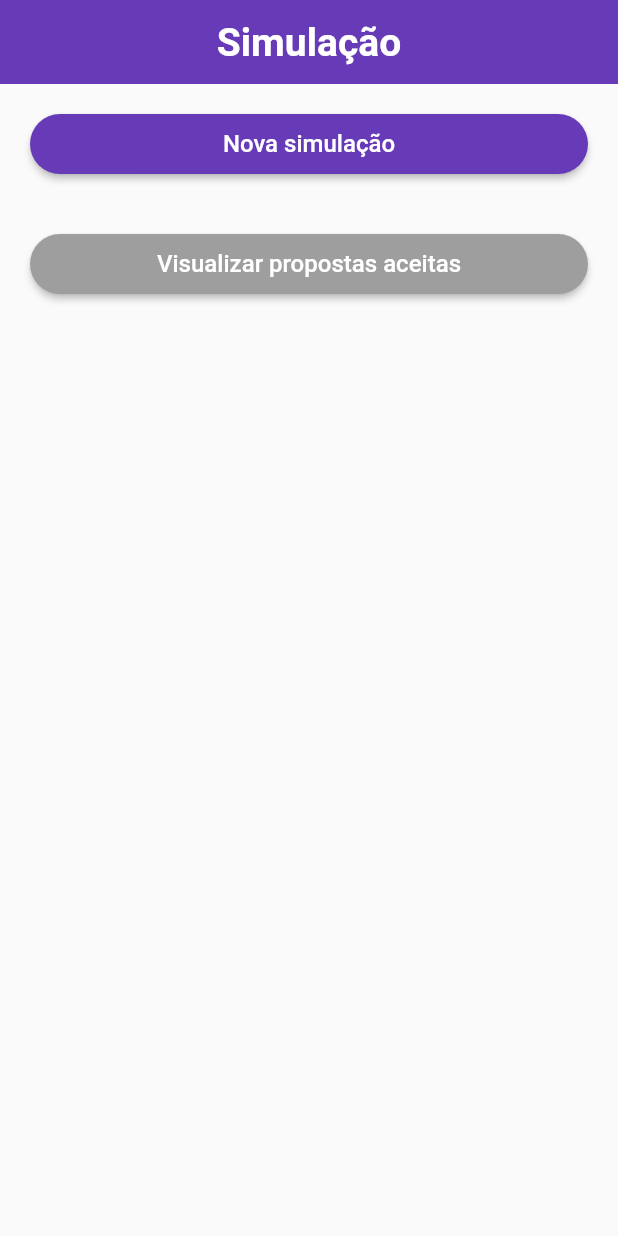
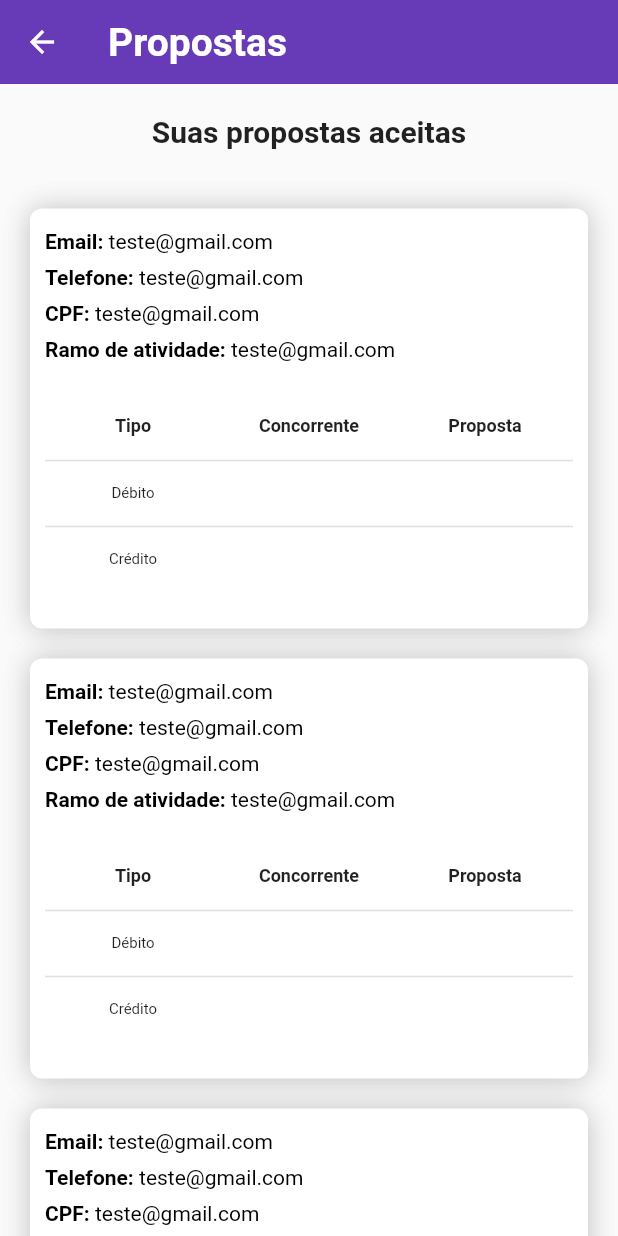
Before and after one commit to rodrigorafaeldamaceno/credit_simulator, a Flutter app: the screen it shows after launch, after a tap on "Visualizar propostas aceitas", on a phone screen of 412 x 824 dp. Run offline on Flutter 3.47's test engine with Material 2 defaults, Android fonts, the phone set to English and light mode, and no system bars; our stand-ins replace flutter_masked_text, mobx, progress_dialog; missing offline and left inert: cpfcnpj; generated files the repository leaves out were written again; Roboto replaces fonts that are missing (Montserrat).

Commit message:
criado tela de listagem

```diff
--- a/lib/routes.dart
+++ b/lib/routes.dart
@@ -1,4 +1,5 @@
 import 'package:credit_simulator/screens/home/home_screen.dart';
+import 'package:credit_simulator/screens/listagem_propostas/listagem_propostas.dart';
 import 'package:credit_simulator/screens/simulador/proposta_screen.dart';
 import 'package:credit_simulator/screens/simulador/simulacao_screen.dart';
 import 'package:credit_simulator/screens/simulador/taxas_screen.dart';
@@ -11,6 +12,7 @@ class Routes {
   static const String simulador = '/simulador';
   static const String taxas = '/taxas';
   static const String proposta = '/proposta';
+  static const String listagemDePropostas = '/listagem_propostas';
 
   static Route<dynamic> generateRoute(RouteSettings settings) {
     final args = settings.arguments;
@@ -28,6 +30,9 @@ class Routes {
         break;
       case proposta:
         return MaterialPageRoute(builder: (_) => PropostaScreen());
+        break;
+      case listagemDePropostas:
+        return MaterialPageRoute(builder: (_) => ListagemDePropostasScreen());
         break;
       default:
         _errorRoute();
--- a/lib/screens/home/home_screen.dart
+++ b/lib/screens/home/home_screen.dart
@@ -29,7 +29,9 @@ class HomeScreen extends StatelessWidget {
                 label: 'Visualizar propostas aceitas',
                 color: Colors.grey,
                 corLabel: Colors.white,
-                onTap: () {},
+                onTap: () {
+                  Navigator.pushNamed(context, Routes.listagemDePropostas);
+                },
               ),
             ],
           ),
--- /dev/null
+++ b/lib/screens/listagem_propostas/listagem_propostas.dart
@@ -0,0 +1,165 @@
+import 'package:credit_simulator/widgets/custom/card/custom_card.dart';
+import 'package:credit_simulator/widgets/descricao_valor.dart';
+import 'package:credit_simulator/widgets/linha_tabela.dart';
+import 'package:flutter/material.dart';
+
+class ListagemDePropostasScreen extends StatefulWidget {
+  @override
+  _ListagemDePropostasScreenState createState() =>
+      _ListagemDePropostasScreenState();
+}
+
+class _ListagemDePropostasScreenState extends State<ListagemDePropostasScreen> {
+  Widget cardTable() {
+    return Container(
+      margin: EdgeInsets.symmetric(vertical: 10),
+      child: Table(
+        border: TableBorder(
+          horizontalInside: BorderSide(color: Colors.grey[300]),
+        ),
+        children: <TableRow>[
+          linhaTabela([
+            Text(
+              'Tipo',
+              style: TextStyle(
+                fontSize: 12,
+                fontWeight: FontWeight.bold,
+              ),
+            ),
+            Text(
+              'Concorrente',
+              style: TextStyle(
+                fontSize: 12,
+                fontWeight: FontWeight.bold,
+              ),
+            ),
+            Text(
+              'Proposta',
+              style: TextStyle(
+                fontSize: 12,
+                fontWeight: FontWeight.bold,
+              ),
+            ),
+          ]),
+          linhaTabela([
+            Text(
+              'Débito',
+              style: TextStyle(
+                fontSize: 10,
+              ),
+            ),
+            Text(
+              '',
+              style: TextStyle(
+                fontSize: 10,
+              ),
+            ),
+            Text(
+              '',
+              style: TextStyle(
+                fontSize: 10,
+                fontWeight: FontWeight.bold,
+                // color: controller.propostaDebito > controller.debitoConcorrente
+                //     ? Colors.red
+                //     : Colors.green,
+              ),
+            ),
+          ]),
+          linhaTabela([
+            Text(
+              'Crédito',
+              style: TextStyle(
+                fontSize: 10,
+              ),
+            ),
+            Text(
+              '',
+              style: TextStyle(
+                fontSize: 10,
+              ),
+            ),
+            Text(
+              '',
+              style: TextStyle(
+                fontSize: 10,
+                fontWeight: FontWeight.bold,
+                // color:
+                //     controller.propostaCredito > controller.creditoConcorrente
+                //         ? Colors.red
+                //         : Colors.green,
+              ),
+            ),
+          ]),
+        ],
+      ),
+    );
+  }
+
+  Widget cardProposta() {
+    return CustomCard(
+      margin: EdgeInsets.only(bottom: 20),
+      child: Container(
+        width: double.infinity,
+        child: Column(
+          crossAxisAlignment: CrossAxisAlignment.start,
+          children: <Widget>[
+            DescricaoValor(descricao: 'Email: ', valor: 'teste@gmail.com'),
+            SizedBox(
+              height: 8,
+            ),
+            DescricaoValor(descricao: 'Telefone: ', valor: 'teste@gmail.com'),
+            SizedBox(
+              height: 8,
+            ),
+            DescricaoValor(descricao: 'CPF: ', valor: 'teste@gmail.com'),
+            SizedBox(
+              height: 8,
+            ),
+            DescricaoValor(
+                descricao: 'Ramo de atividade: ', valor: 'teste@gmail.com'),
+            SizedBox(
+              height: 10,
+            ),
+            cardTable()
+          ],
+        ),
+      ),
+    );
+  }
+
+  @override
+  Widget build(BuildContext context) {
+    return Scaffold(
+      appBar: AppBar(
+        title: Text('Propostas'),
+      ),
+      body: SingleChildScrollView(
+        child: Container(
+          margin: EdgeInsets.all(20),
+          child: Column(
+            children: <Widget>[
+              Text(
+                'Suas propostas aceitas',
+                style: TextStyle(
+                  fontSize: 20,
+                  fontWeight: FontWeight.w600,
+                ),
+              ),
+              SizedBox(
+                height: 40,
+              ),
+              ListView.builder(
+                itemCount: 10,
+                shrinkWrap: true,
+                physics: NeverScrollableScrollPhysics(),
+                itemBuilder: (BuildContext context, int index) {
+                  return cardProposta();
+                },
+              ),
+            ],
+          ),
+        ),
+      ),
+    );
+  }
+}
--- a/lib/screens/simulador/proposta_screen.dart
+++ b/lib/screens/simulador/proposta_screen.dart
@@ -4,6 +4,7 @@ import 'package:credit_simulator/widgets/custom/buttons/custom_raised_button.dar
 import 'package:credit_simulator/widgets/custom/card/custom_card.dart';
 import 'package:credit_simulator/widgets/custom/dialogs/custom_show_dialog.dart';
 import 'package:credit_simulator/widgets/custom/dialogs/custom_show_dialog_info.dart';
+import 'package:credit_simulator/widgets/linha_tabela.dart';
 import 'package:flutter/material.dart';
 import 'package:provider/provider.dart';
 
@@ -22,35 +23,6 @@ class _PropostaScreenState extends State<PropostaScreen> {
     controller.fazerSimulacao();
   }
 
-  _criarLinhaTable({Text label1, Text label2, Text label3}) {
-    return TableRow(
-      decoration: BoxDecoration(
-        color: Colors.white,
-        borderRadius: BorderRadius.all(Radius.circular(8)),
-      ),
-      children: [
-        Center(
-          child: Padding(
-            padding: const EdgeInsets.symmetric(vertical: 16),
-            child: label1,
-          ),
-        ),
-        Center(
-          child: Padding(
-            padding: const EdgeInsets.symmetric(vertical: 16),
-            child: label2,
-          ),
-        ),
-        Center(
-          child: Padding(
-            padding: const EdgeInsets.symmetric(vertical: 16),
-            child: label3,
-          ),
-        ),
-      ],
-    );
-  }
-
   Widget cardTable() {
     return CustomCard(
       margin: EdgeInsets.symmetric(vertical: 10),
@@ -59,43 +31,43 @@ class _PropostaScreenState extends State<PropostaScreen> {
           horizontalInside: BorderSide(color: Colors.grey[300]),
         ),
         children: <TableRow>[
-          _criarLinhaTable(
-            label1: Text(
+          linhaTabela([
+            Text(
               'Tipo',
               style: TextStyle(
                 fontSize: 16,
                 fontWeight: FontWeight.bold,
               ),
             ),
-            label2: Text(
+            Text(
               'Concorrente',
               style: TextStyle(
                 fontSize: 14,
                 fontWeight: FontWeight.bold,
               ),
             ),
-            label3: Text(
+            Text(
               'Proposta',
               style: TextStyle(
                 fontSize: 16,
                 fontWeight: FontWeight.bold,
               ),
             ),
-          ),
-          _criarLinhaTable(
-            label1: Text(
+          ]),
+          linhaTabela([
+            Text(
               'Débito',
               style: TextStyle(
                 fontSize: 16,
               ),
             ),
-            label2: Text(
+            Text(
               '${controller.debitoConcorrente} %',
               style: TextStyle(
                 fontSize: 14,
               ),
             ),
-            label3: Text(
+            Text(
               '${controller.propostaDebito.toStringAsFixed(2)} %',
               style: TextStyle(
                 fontSize: 14,
@@ -105,21 +77,21 @@ class _PropostaScreenState extends State<PropostaScreen> {
                     : Colors.green,
               ),
             ),
-          ),
-          _criarLinhaTable(
-            label1: Text(
+          ]),
+          linhaTabela([
+            Text(
               'Crédito',
               style: TextStyle(
                 fontSize: 14,
               ),
             ),
-            label2: Text(
+            Text(
               '${controller.creditoConcorrente} %',
               style: TextStyle(
                 fontSize: 14,
               ),
             ),
-            label3: Text(
+            Text(
               '${controller.propostaCredito.toStringAsFixed(2)} %',
               style: TextStyle(
                 fontSize: 14,
@@ -130,7 +102,7 @@ class _PropostaScreenState extends State<PropostaScreen> {
                         : Colors.green,
               ),
             ),
-          ),
+          ]),
         ],
       ),
     );
@@ -173,7 +145,11 @@ class _PropostaScreenState extends State<PropostaScreen> {
                     textoTitulo: 'Aceite do cliente',
                     textoConteudo: 'Proposta gravada no banco de dados!',
                     funcaoContinuar: () {
-                      Navigator.pushNamed(context, Routes.home);
+                      Navigator.pushNamedAndRemoveUntil(
+                        context,
+                        Routes.home,
+                        (route) => false,
+                      );
                     },
                   );
                 },
@@ -188,7 +164,12 @@ class _PropostaScreenState extends State<PropostaScreen> {
                     textoTitulo: 'Confirmação',
                     textoConteudo: 'Confirma o cancelamento da proposta?',
                     funcaoContinuar: () {
-                      Navigator.pushNamed(context, Routes.home);
+                      Navigator.pushNamedAndRemoveUntil(
+                        context,
+                        Routes.home,
+                        (route) => false,
+                      );
+                      controller.clearData();
                     },
                   );
                 },
--- a/lib/screens/simulador/simulacao_screen.dart
+++ b/lib/screens/simulador/simulacao_screen.dart
@@ -29,7 +29,7 @@ class _SimulacaoScreenState extends State<SimulacaoScreen> {
     controller = Provider.of<SimuladorStore>(context, listen: false);
     controller.clearData();
     controller.buscarRamosDeAtividade();
-    // dados();
+    dados();
   }
 
   dados() {
--- /dev/null
+++ b/lib/widgets/descricao_valor.dart
@@ -0,0 +1,28 @@
+import 'package:flutter/material.dart';
+
+class DescricaoValor extends StatelessWidget {
+  final String descricao;
+  final String valor;
+
+  DescricaoValor({@required this.descricao, @required this.valor});
+  @override
+  Widget build(BuildContext context) {
+    return RichText(
+      text: TextSpan(
+        text: descricao,
+        style: TextStyle(
+          color: Colors.black,
+          fontWeight: FontWeight.bold,
+        ),
+        children: <TextSpan>[
+          TextSpan(
+            text: valor,
+            style: TextStyle(
+              fontWeight: FontWeight.normal,
+            ),
+          ),
+        ],
+      ),
+    );
+  }
+}
--- /dev/null
+++ b/lib/widgets/linha_tabela.dart
@@ -0,0 +1,20 @@
+import 'package:flutter/material.dart';
+
+linhaTabela(List<Text> labels) {
+  return TableRow(
+    decoration: BoxDecoration(
+      color: Colors.white,
+      borderRadius: BorderRadius.all(Radius.circular(8)),
+    ),
+    children: labels
+        .map(
+          (label) => Center(
+            child: Padding(
+              padding: const EdgeInsets.symmetric(vertical: 16),
+              child: label,
+            ),
+          ),
+        )
+        .toList(),
+  );
+}
```
